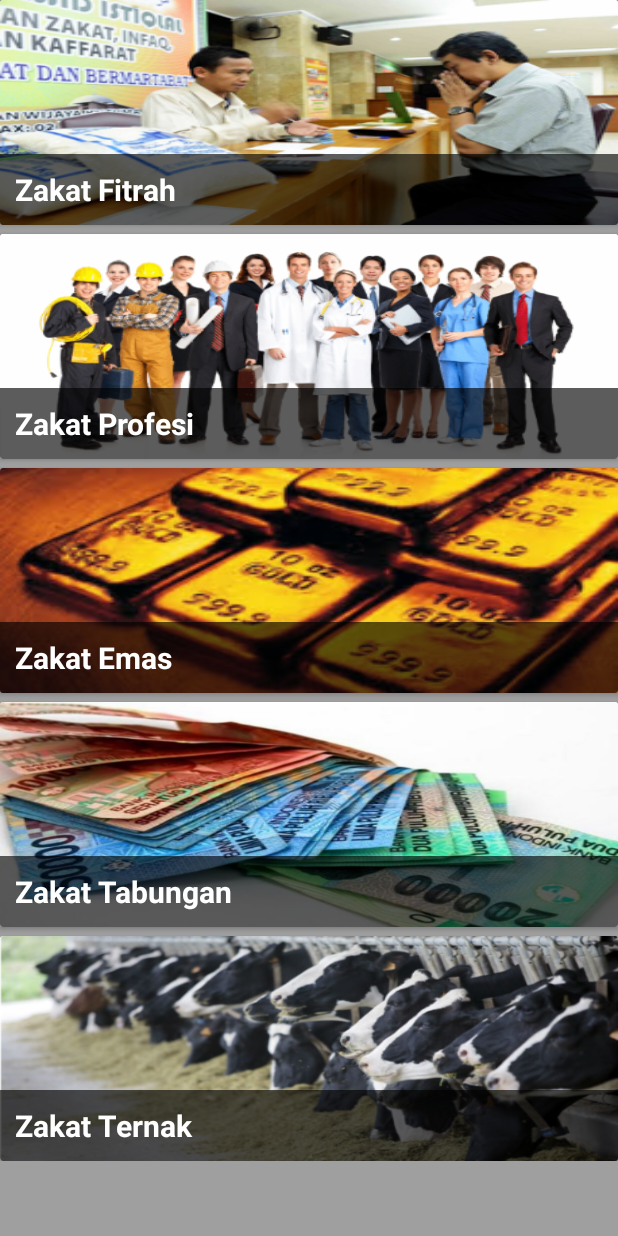
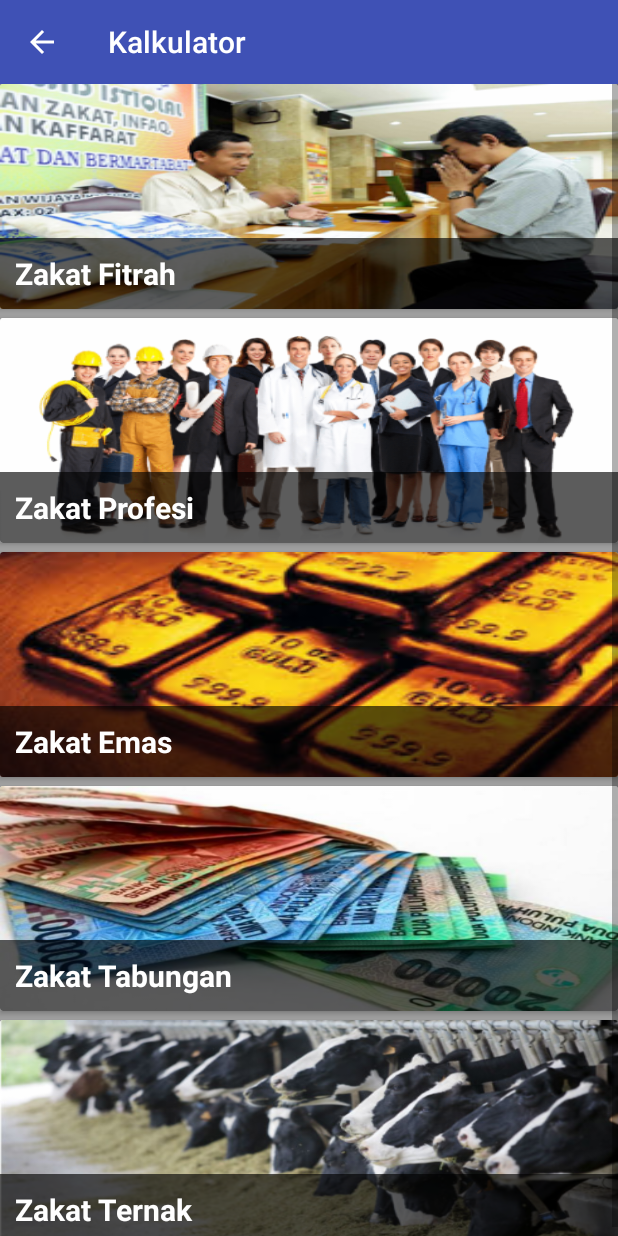
Before and after one commit to gaganugraha33/AppsZakat, an Android app: the MenuKalkulatorActivity screen opened directly, with no data from a screen before it, on a phone screen of 412 x 824 dp. Run offline under Robolectric (Android 15) with nearby library versions, the phone set to English and light mode, and no system bars.

Commit message:
Toolbar in MenuKalkulator

```diff
--- a/app/src/main/res/layout/menu_kalkulator_activity_layout.xml
+++ b/app/src/main/res/layout/menu_kalkulator_activity_layout.xml
@@ -5,6 +5,13 @@
     android:background="@color/gray"
     xmlns:app="http://schemas.android.com/apk/res-auto"
     >
+    <android.support.v7.widget.Toolbar
+        android:id="@+id/mainToolbar"
+        android:layout_width="match_parent"
+        android:layout_height="wrap_content"
+        android:background="@color/colorPrimary"
+        app:theme="@style/ToolbarStyle"
+        />
 
     <ScrollView
         android:layout_width="match_parent"
@@ -237,13 +244,5 @@
 
     </ScrollView>
 
-    <android.support.v7.widget.Toolbar
-        android:id="@+id/mainToolbar"
-        android:layout_width="match_parent"
-        android:layout_height="wrap_content"
-        android:background="@color/colorPrimary"
-        app:theme="@style/ToolbarStyle"
-        />
-
 
 </LinearLayout>
```
